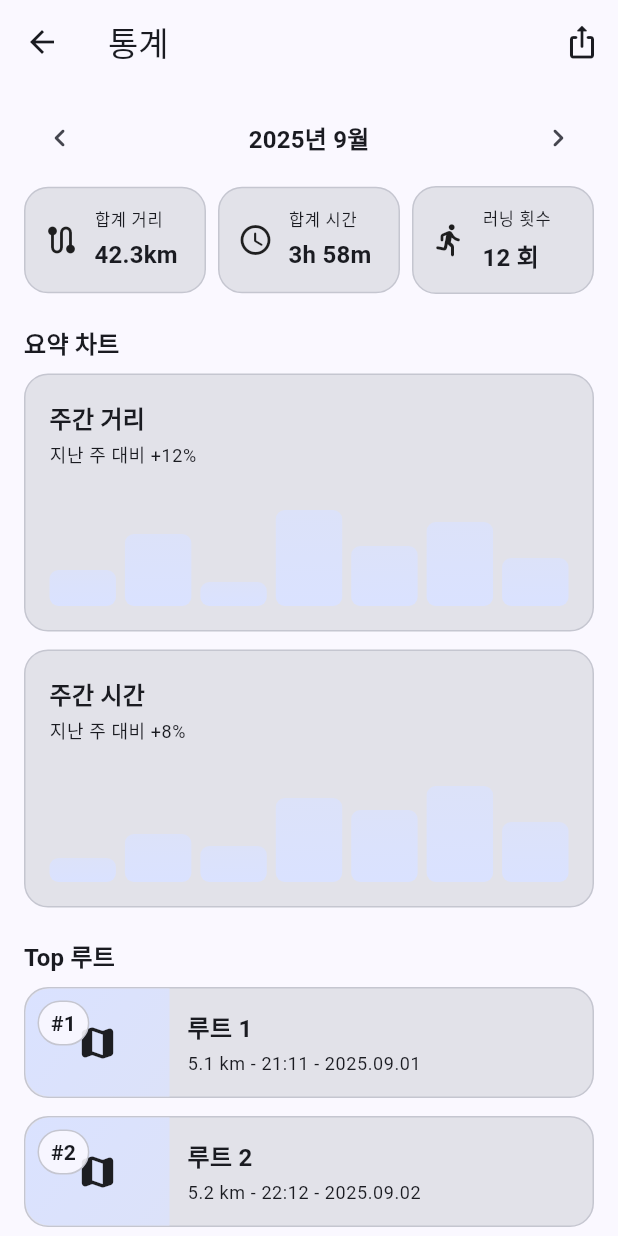
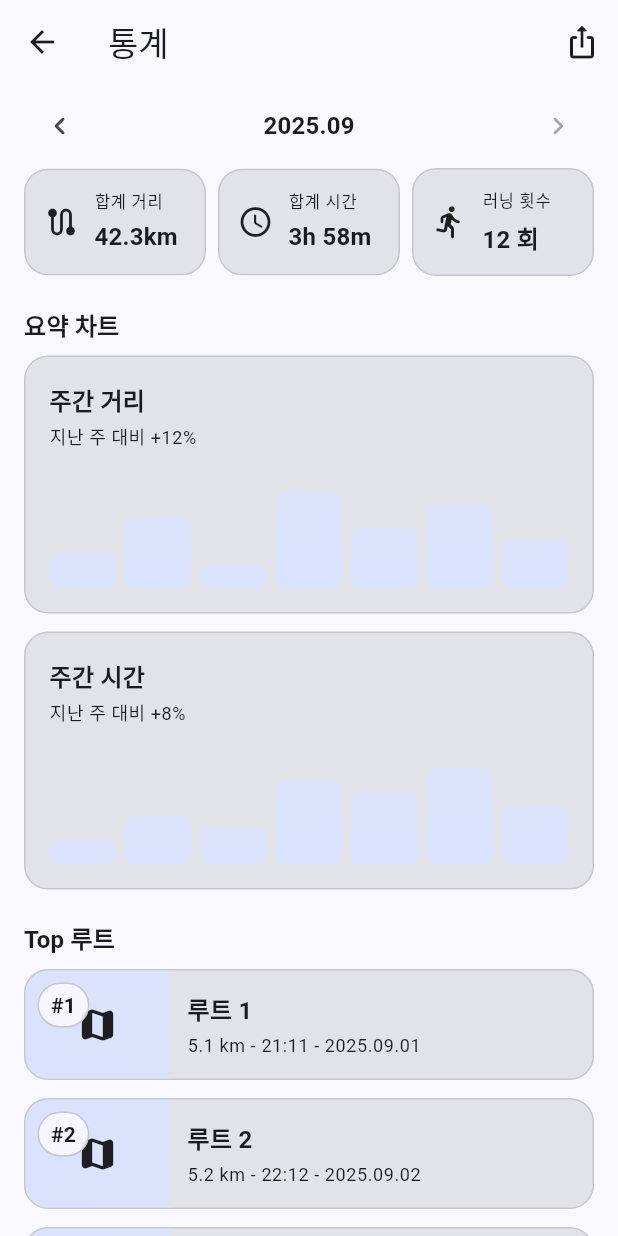
Before and after one commit to Leedoseo/RouteLog_project, a Flutter app: the StatsScreen screen opened directly, on a phone screen of 412 x 824 dp. Run offline on Flutter 3.47's test engine with Material 3 defaults, Android fonts, the phone set to English and light mode, and no system bars.

Commit message:
month_picker_bar구현 및 오류 발생확인 후 단순한 구조로 변경

```diff
--- a/lib/features/stats/stats_screen.dart
+++ b/lib/features/stats/stats_screen.dart
@@ -1,18 +1,25 @@
 import 'package:flutter/material.dart';
 import 'package:routelog_project/features/stats/widgets/widgets.dart';
-import 'package:routelog_project/core/widgets/widgets.dart';
 
-class StatsScreen extends StatelessWidget {
+class StatsScreen extends StatefulWidget {
   const StatsScreen({super.key});
 
   @override
+  State<StatsScreen> createState() => _StatsScreenState();
+}
+
+class _StatsScreenState extends State<StatsScreen> {
+  /// 현재 선택된 월 (1일로 고정 권장)
+  DateTime _month = DateTime(DateTime.now().year, DateTime.now().month, 1);
+
+  @override
   Widget build(BuildContext context) {
-    // 목업용 더미값
-    const monthLabel = "2025년 9월";
+    // 목업용 합계 KPI 값 (실제 구현 시 _month 기준으로 교체)
     const totalDistance = "42.3km";
     const totalDuration = "3h 58m";
     const totalRuns = "12 회";
 
+    // 목업용 주간 데이터 (실제 구현 시 _month 기준으로 교체)
     final weeklyDistance = [0.3, 0.6, 0.2, 0.8, 0.5, 0.7, 0.4];
     final weeklyTime = [0.2, 0.4, 0.3, 0.7, 0.6, 0.8, 0.5];
 
@@ -29,34 +36,14 @@ class StatsScreen extends StatelessWidget {
       ),
       body: CustomScrollView(
         slivers: [
-          // 월 선택바
+          // 월 선택 바 (공용 위젯)
           SliverToBoxAdapter(
-            child: Padding(
-              padding: const EdgeInsets.fromLTRB(16, 12, 16, 8),
-              child: Row(
-                children: [
-                  IconButton(
-                    tooltip: "이전 달 (미구현)",
-                    icon: const Icon(Icons.chevron_left_rounded),
-                    onPressed: () => _notImplemented(context, "이전 달 전환 예정"),
-                  ),
-                  Expanded(
-                    child: Center(
-                      child: Text(
-                        monthLabel,
-                        style: Theme.of(context).textTheme.titleMedium?.copyWith(
-                          fontWeight: FontWeight.w700,
-                        ),
-                      ),
-                    ),
-                  ),
-                  IconButton(
-                    tooltip: "다음 달 (미구현)",
-                    icon: const Icon(Icons.chevron_right_rounded),
-                    onPressed: () => _notImplemented(context, "다음 달 전환 예정"),
-                  ),
-                ],
-              ),
+            child: MonthPickerBar(
+              month: _month,
+              onChanged: (m) => setState(() => _month = m),
+              minMonth: DateTime(2023, 1, 1), // (옵션) 서비스 시작 월
+              maxMonth: DateTime.now(),       // (옵션) 미래 제한
+              // showThisMonthButton: false,
             ),
           ),
 
@@ -113,7 +100,7 @@ class StatsScreen extends StatelessWidget {
                 return TopRouteCard(
                   rank: rank,
                   title: "루트 $rank",
-                  subtitle: "5.${rank} km - 2${rank}:1${rank} - 2025.09.0$rank",
+                  subtitle: "5.$rank km - 2$rank:1$rank - 2025.09.0$rank",
                   onTap: () => _notImplemented(context, "상세 연결은 나중에"),
                 );
               },
--- /dev/null
+++ b/lib/features/stats/widgets/month_picker_bar.dart
@@ -0,0 +1,73 @@
+import 'package:flutter/material.dart';
+
+class MonthPickerBar extends StatelessWidget {
+  final DateTime month;
+  final ValueChanged<DateTime> onChanged;
+  final DateTime? minMonth;
+  final DateTime? maxMonth;
+  final bool showThisMonthButton; // 지금은 무시(단순 버전)
+
+  const MonthPickerBar({
+    super.key,
+    required this.month,
+    required this.onChanged,
+    this.minMonth,
+    this.maxMonth,
+    this.showThisMonthButton = true,
+  });
+
+  DateTime _startOfMonth(DateTime d) => DateTime(d.year, d.month, 1);
+  DateTime _prevMonth(DateTime d) => DateTime(d.year, d.month - 1, 1);
+  DateTime _nextMonth(DateTime d) => DateTime(d.year, d.month + 1, 1);
+
+  bool _isBeforeMin(DateTime m) =>
+      minMonth == null ? false : _startOfMonth(m).isBefore(_startOfMonth(minMonth!));
+  bool _isAfterMax(DateTime m) =>
+      maxMonth == null ? false : _startOfMonth(m).isAfter(_startOfMonth(maxMonth!));
+
+  String _label(DateTime d) => "${d.year}.${d.month.toString().padLeft(2, '0')}";
+
+  @override
+  Widget build(BuildContext context) {
+    final m = _startOfMonth(month);
+    final prev = _prevMonth(m);
+    final next = _nextMonth(m);
+
+    final prevDisabled = _isBeforeMin(prev);
+    final nextDisabled = _isAfterMax(next);
+
+    return SizedBox(
+      height: 56, // 최소 높이 보장
+      child: Padding(
+        padding: const EdgeInsets.fromLTRB(16, 8, 16, 8),
+        child: Row(
+          children: [
+            // 이전 달
+            IconButton(
+              tooltip: '이전 달',
+              icon: const Icon(Icons.chevron_left_rounded),
+              onPressed: prevDisabled ? null : () => onChanged(prev), // ← 표준 비활성 처리
+            ),
+            // 라벨
+            Expanded(
+              child: Center(
+                child: Text(
+                  _label(m),
+                  style: Theme.of(context).textTheme.titleMedium?.copyWith(
+                    fontWeight: FontWeight.w700,
+                  ),
+                ),
+              ),
+            ),
+            // 다음 달
+            IconButton(
+              tooltip: '다음 달',
+              icon: const Icon(Icons.chevron_right_rounded),
+              onPressed: nextDisabled ? null : () => onChanged(next), // ← 표준 비활성 처리
+            ),
+          ],
+        ),
+      ),
+    );
+  }
+}
--- a/lib/features/stats/widgets/widgets.dart
+++ b/lib/features/stats/widgets/widgets.dart
@@ -2,3 +2,4 @@ export 'mini_chart_placeholder.dart';
 export 'top_route_card.dart';
 export 'kpi_card.dart';
 export 'section_title.dart';
+export 'month_picker_bar.dart';
```
